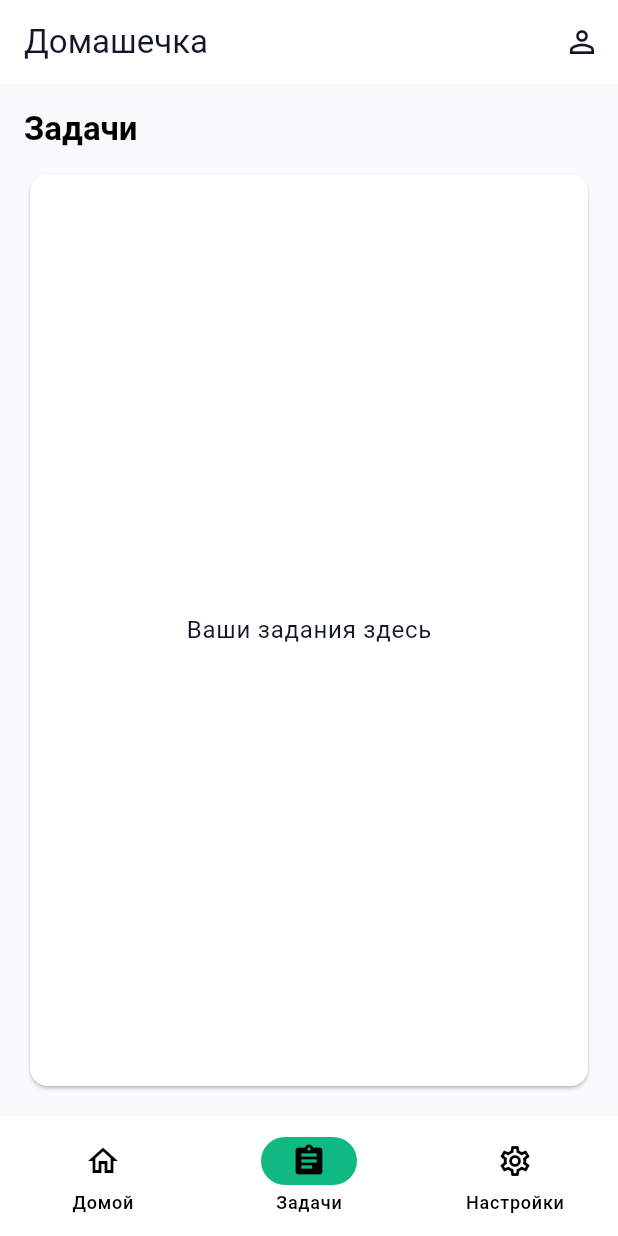
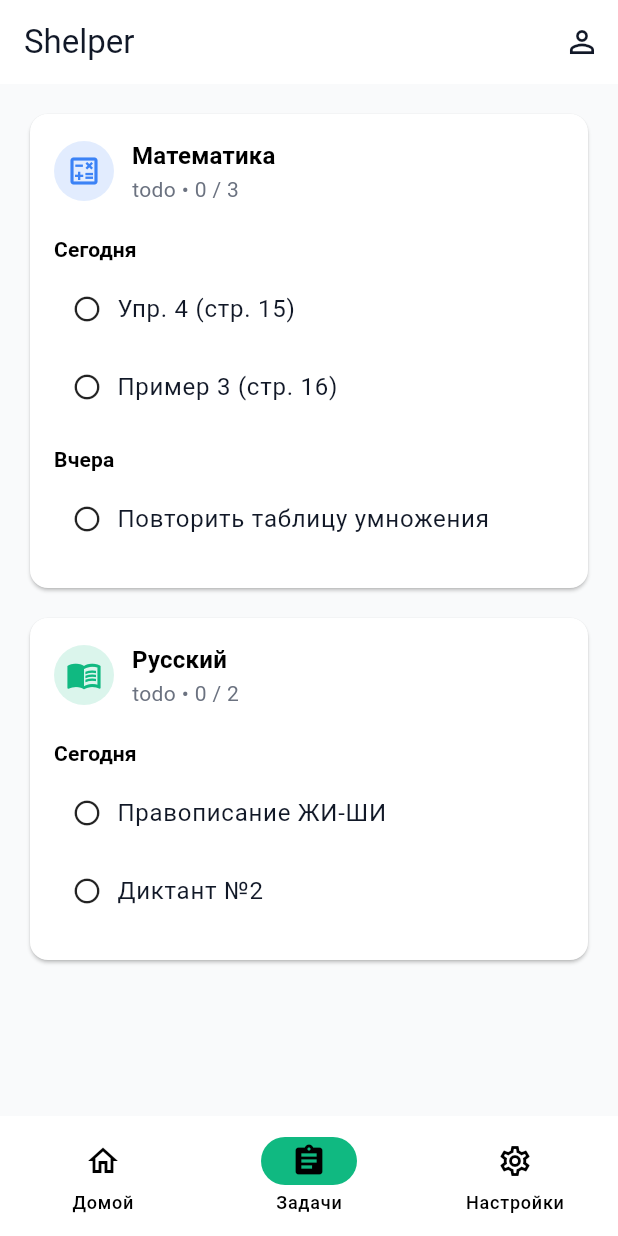
Before and after one commit to Vladius-Inno/schelper_app, a Flutter app: the HomePage screen opened by its route, item 2 of the bottom bar chosen, on a phone screen of 412 x 824 dp. Run offline on Flutter 3.47's test engine with Material 3 defaults, Android fonts, the phone set to English and light mode, and no system bars; our stand-ins replace flutter_secure_storage, go_router; accounts and stored records are empty.

Commit message:
Tasks improvements

```diff
--- /dev/null
+++ b/lib/models/tasks.dart
@@ -0,0 +1,103 @@
+import 'package:flutter/material.dart';
+
+enum SubtaskStatus { todo, inProgress, done, checked }
+enum TaskStatus { todo, inProgress, done, checked }
+
+class Subtask {
+  final String id;
+  final String title;
+  SubtaskStatus status;
+  String? parentReaction; // e.g. 👍 🌟 🎉
+
+  Subtask({
+    required this.id,
+    required this.title,
+    this.status = SubtaskStatus.todo,
+    this.parentReaction,
+  });
+}
+
+class TaskItem {
+  final String id;
+  final DateTime date;
+  final List<Subtask> subtasks;
+
+  TaskItem({required this.id, required this.date, required this.subtasks});
+
+  TaskStatus get status {
+    if (subtasks.any((s) => s.status == SubtaskStatus.checked)) {
+      return TaskStatus.checked;
+    }
+    if (subtasks.every((s) => s.status == SubtaskStatus.done || s.status == SubtaskStatus.checked)) {
+      return TaskStatus.done;
+    }
+    if (subtasks.any((s) => s.status == SubtaskStatus.inProgress || s.status == SubtaskStatus.done)) {
+      return TaskStatus.inProgress;
+    }
+    return TaskStatus.todo;
+  }
+
+  int get doneCount =>
+      subtasks.where((s) => s.status == SubtaskStatus.done || s.status == SubtaskStatus.checked).length;
+}
+
+class Subject {
+  final String id;
+  final String name;
+  final Color color;
+  final IconData icon;
+  final List<TaskItem> tasks;
+
+  Subject({
+    required this.id,
+    required this.name,
+    required this.color,
+    required this.icon,
+    required this.tasks,
+  });
+
+  TaskStatus get status {
+    final allSubtasks = tasks.expand((t) => t.subtasks).toList();
+    if (allSubtasks.isEmpty) return TaskStatus.todo;
+    if (allSubtasks.any((s) => s.status == SubtaskStatus.checked)) return TaskStatus.checked;
+    if (allSubtasks.every((s) => s.status == SubtaskStatus.done || s.status == SubtaskStatus.checked)) {
+      return TaskStatus.done;
+    }
+    if (allSubtasks.any((s) => s.status == SubtaskStatus.inProgress || s.status == SubtaskStatus.done)) {
+      return TaskStatus.inProgress;
+    }
+    return TaskStatus.todo;
+  }
+
+  int get totalSubtasks => tasks.fold(0, (acc, t) => acc + t.subtasks.length);
+  int get completedSubtasks => tasks.fold(
+      0,
+      (acc, t) =>
+          acc + t.subtasks.where((s) => s.status == SubtaskStatus.done || s.status == SubtaskStatus.checked).length);
+}
+
+String statusLabelTask(TaskStatus s) {
+  switch (s) {
+    case TaskStatus.todo:
+      return 'todo';
+    case TaskStatus.inProgress:
+      return 'in_progress';
+    case TaskStatus.done:
+      return 'done';
+    case TaskStatus.checked:
+      return 'checked';
+  }
+}
+
+String statusLabelSubtask(SubtaskStatus s) {
+  switch (s) {
+    case SubtaskStatus.todo:
+      return 'todo';
+    case SubtaskStatus.inProgress:
+      return 'in_progress';
+    case SubtaskStatus.done:
+      return 'done';
+    case SubtaskStatus.checked:
+      return 'checked';
+  }
+}
--- a/lib/screens/home/home_page.dart
+++ b/lib/screens/home/home_page.dart
@@ -1,5 +1,6 @@
 import 'package:flutter/material.dart';
 import 'package:go_router/go_router.dart';
+import '../tasks/tasks_page.dart';
 
 class HomePage extends StatefulWidget {
   const HomePage({super.key});
@@ -14,14 +15,14 @@ class _HomePageState extends State<HomePage> {
   @override
   Widget build(BuildContext context) {
     final pages = <Widget>[
-      _PageWrap(title: 'Лента', child: _PlaceholderCard(text: 'Добро пожаловать!')),
-      _PageWrap(title: 'Задачи', child: _PlaceholderCard(text: 'Ваши задания здесь')),
-      _PageWrap(title: 'Настройки', child: _PlaceholderCard(text: 'Настройки приложения')),
+      const _PageWrap(title: 'Домой', child: _PlaceholderCard(text: 'Лента скоро будет!')),
+      const _TasksTab(),
+      const _PageWrap(title: 'Настройки', child: _PlaceholderCard(text: 'Настройки в разработке')),
     ];
 
     return Scaffold(
       appBar: AppBar(
-        title: const Text('Домашечка'),
+        title: const Text('Shelper'),
         actions: [
           IconButton(
             icon: const Icon(Icons.person_outline),
@@ -76,3 +77,11 @@ class _PlaceholderCard extends StatelessWidget {
     );
   }
 }
+
+class _TasksTab extends StatelessWidget {
+  const _TasksTab();
+  @override
+  Widget build(BuildContext context) {
+    return const TasksPage();
+  }
+}
--- /dev/null
+++ b/lib/screens/tasks/tasks_page.dart
@@ -0,0 +1,185 @@
+import 'package:flutter/material.dart';
+import '../../models/tasks.dart';
+import '../../store/tasks_store.dart';
+import 'subtask_screen.dart';
+
+class TasksPage extends StatefulWidget {
+  const TasksPage({super.key});
+
+  @override
+  State<TasksPage> createState() => _TasksPageState();
+}
+
+class _TasksPageState extends State<TasksPage> {
+  @override
+  void initState() {
+    super.initState();
+    tasksStore.addListener(_onChanged);
+  }
+
+  @override
+  void dispose() {
+    tasksStore.removeListener(_onChanged);
+    super.dispose();
+  }
+
+  void _onChanged() => setState(() {});
+
+  @override
+  Widget build(BuildContext context) {
+    return ListView.separated(
+      padding: const EdgeInsets.all(16),
+      itemCount: tasksStore.subjects.length,
+      separatorBuilder: (_, __) => const SizedBox(height: 12),
+      itemBuilder: (context, index) {
+        final subject = tasksStore.subjects[index];
+        return _SubjectCard(subject: subject);
+      },
+    );
+  }
+}
+
+class _SubjectCard extends StatelessWidget {
+  final Subject subject;
+  const _SubjectCard({required this.subject});
+
+  @override
+  Widget build(BuildContext context) {
+    final status = subject.status;
+    final progress = '${subject.completedSubtasks} / ${subject.totalSubtasks}';
+    return Card(
+      child: Padding(
+        padding: const EdgeInsets.all(16),
+        child: Column(
+          crossAxisAlignment: CrossAxisAlignment.start,
+          children: [
+            Row(
+              children: [
+                CircleAvatar(
+                  backgroundColor: subject.color.withOpacity(0.15),
+                  child: Icon(subject.icon, color: subject.color),
+                ),
+                const SizedBox(width: 12),
+                Expanded(
+                  child: Column(
+                    crossAxisAlignment: CrossAxisAlignment.start,
+                    children: [
+                      Text(subject.name, style: Theme.of(context).textTheme.titleMedium?.copyWith(fontWeight: FontWeight.w700)),
+                      Text('${statusLabelTask(status)} • $progress', style: Theme.of(context).textTheme.bodyMedium),
+                    ],
+                  ),
+                ),
+              ],
+            ),
+            const SizedBox(height: 12),
+            for (final task in subject.tasks) _TaskBlock(subject: subject, task: task),
+          ],
+        ),
+      ),
+    );
+  }
+}
+
+class _TaskBlock extends StatelessWidget {
+  final Subject subject;
+  final TaskItem task;
+  const _TaskBlock({required this.subject, required this.task});
+
+  @override
+  Widget build(BuildContext context) {
+    final dateLabel = _formatDate(task.date);
+    return Padding(
+      padding: const EdgeInsets.only(top: 8.0),
+      child: Column(
+        crossAxisAlignment: CrossAxisAlignment.start,
+        children: [
+          Text(dateLabel, style: Theme.of(context).textTheme.labelLarge?.copyWith(fontWeight: FontWeight.w600)),
+          const SizedBox(height: 8),
+          ...task.subtasks.map((st) => _SubtaskTile(subjectId: subject.id, taskId: task.id, subtask: st)),
+        ],
+      ),
+    );
+  }
+
+  String _formatDate(DateTime d) {
+    final now = DateTime.now();
+    final today = DateTime(now.year, now.month, now.day);
+    final that = DateTime(d.year, d.month, d.day);
+    if (that == today) return 'Сегодня';
+    final yesterday = today.subtract(const Duration(days: 1));
+    if (that == yesterday) return 'Вчера';
+    return '${d.day.toString().padLeft(2, '0')}.${d.month.toString().padLeft(2, '0')}';
+  }
+}
+
+class _SubtaskTile extends StatelessWidget {
+  final String subjectId;
+  final String taskId;
+  final Subtask subtask;
+  const _SubtaskTile({required this.subjectId, required this.taskId, required this.subtask});
+
+  Color _statusColor(BuildContext context, SubtaskStatus s) {
+    switch (s) {
+      case SubtaskStatus.todo:
+        return Theme.of(context).colorScheme.surfaceVariant;
+      case SubtaskStatus.inProgress:
+        return Theme.of(context).colorScheme.primary.withOpacity(0.15);
+      case SubtaskStatus.done:
+        return Colors.green.withOpacity(0.15);
+      case SubtaskStatus.checked:
+        return Colors.purple.withOpacity(0.15);
+    }
+  }
+
+  IconData _statusIcon(SubtaskStatus s) {
+    switch (s) {
+      case SubtaskStatus.todo:
+        return Icons.radio_button_unchecked;
+      case SubtaskStatus.inProgress:
+        return Icons.timelapse;
+      case SubtaskStatus.done:
+        return Icons.check_circle_outline;
+      case SubtaskStatus.checked:
+        return Icons.verified_outlined;
+    }
+  }
+
+  @override
+  Widget build(BuildContext context) {
+    return InkWell(
+      onTap: () {
+        Navigator.of(context).push(
+          MaterialPageRoute(
+            builder: (_) => SubtaskScreen(
+              subjectId: subjectId,
+              taskId: taskId,
+              subtaskId: subtask.id,
+            ),
+          ),
+        );
+      },
+      child: Container(
+        margin: const EdgeInsets.only(bottom: 8),
+        padding: const EdgeInsets.symmetric(horizontal: 12, vertical: 10),
+        decoration: BoxDecoration(
+          color: _statusColor(context, subtask.status),
+          borderRadius: BorderRadius.circular(12),
+        ),
+        child: Row(
+          children: [
+            Icon(_statusIcon(subtask.status), size: 20),
+            const SizedBox(width: 10),
+            Expanded(
+              child: Text(
+                subtask.title,
+                style: Theme.of(context).textTheme.bodyLarge,
+              ),
+            ),
+            if (subtask.parentReaction != null)
+              Text(subtask.parentReaction!, style: const TextStyle(fontSize: 16)),
+          ],
+        ),
+      ),
+    );
+  }
+}
```
Also changed, not shown: lib/screens/tasks/subtask_screen.dart (added, +232 -0 lines), lib/services/api_client.dart (+16 -2 lines), lib/services/authorized_api_client.dart (+16 -0 lines), lib/store/tasks_store.dart (added, +115 -0 lines).
